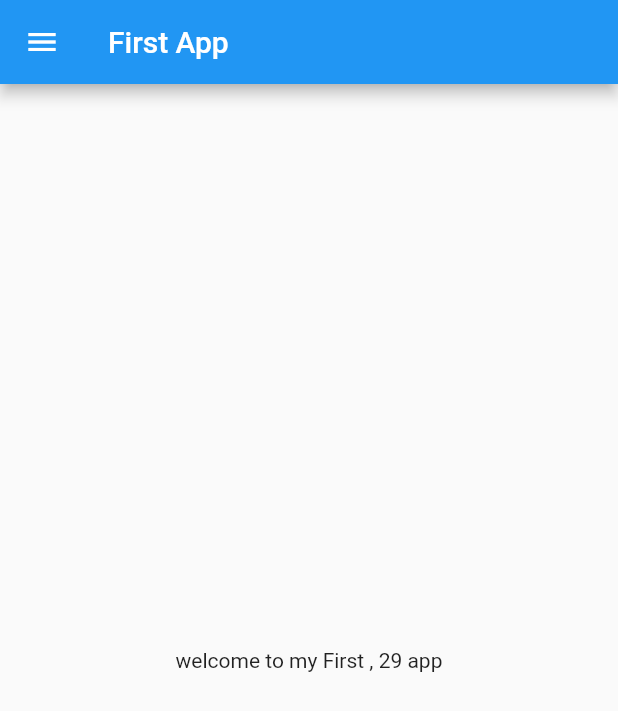
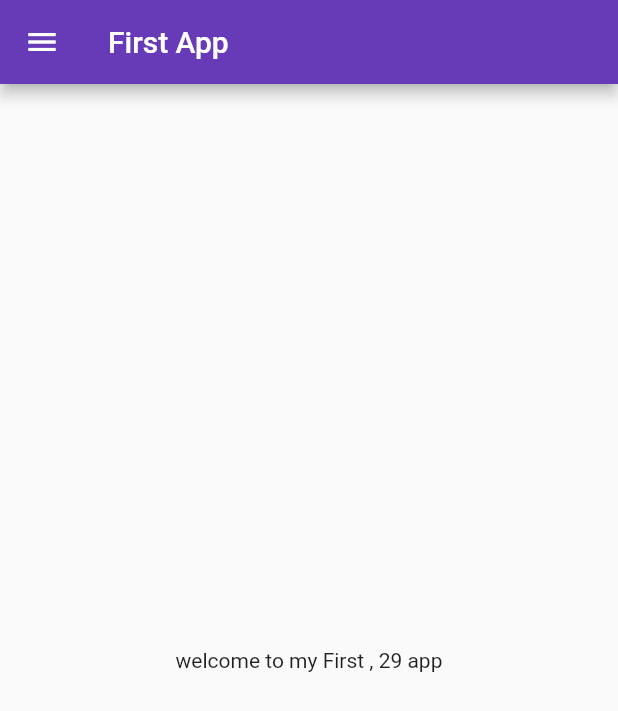
Before and after one commit to 20F-0219/30_days_of_flutter, a Flutter app: the screen it shows after launch, on a phone screen of 412 x 824 dp. Shown: the top 711 px of the screen. Run offline on Flutter 3.47's test engine with Material 2 defaults, Android fonts, the phone set to English and light mode, and no system bars.

Commit message:
third commit

```diff
--- a/lib/main.dart
+++ b/lib/main.dart
@@ -1,5 +1,6 @@
 import 'package:flutter/material.dart';
-import 'home_page.dart';
+import 'pages/home_page.dart';
+import 'pages/login_page.dart';
 
 void main()
 {
@@ -16,7 +17,24 @@ class MyApp extends StatelessWidget {
   // all UI work is done in build() function
   Widget build(BuildContext context) {
     return MaterialApp(
-      home: Homepage()
+      //home: Homepage(),
+      //for light mode
+      themeMode: ThemeMode.light,
+      theme: ThemeData(
+        primarySwatch: Colors.deepPurple
+      ),
+      // for dark mode
+      //themeMode: ThemeMode.dark,
+      darkTheme: ThemeData(
+        brightness: Brightness.dark,
+      ),
+      // use to load multiple pages in app
+      initialRoute: "/home",
+      routes: {
+        "/":(context)=>loginpage(),
+       // "/login": (context)=>loginpage(),
+        "/home":(context)=>Homepage(),
+      },
     );
   }
 }
```
Also changed, not shown: lib/pages/login_page.dart (added, +16 -0 lines), lib/pages/home_page.dart (renamed from lib/home_page.dart).
